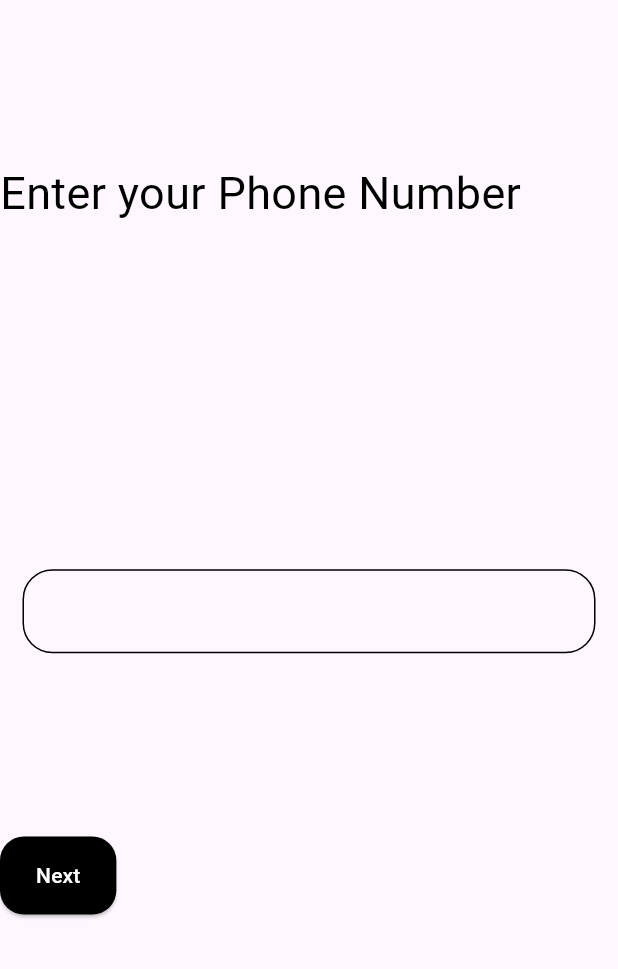
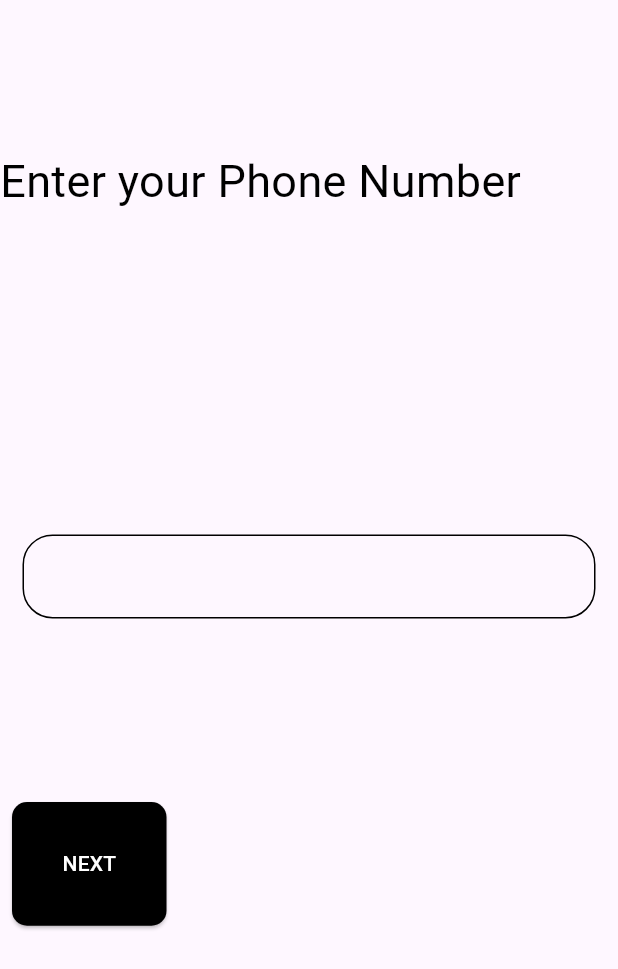
Before and after one commit to bekoorel/login-using-phone-flutter-app, a Flutter app: the screen it shows after launch, on a phone screen of 412 x 824 dp. Shown: the top 969 px of the screen. Run offline on Flutter 3.47's test engine with Material 3 defaults, Android fonts, the phone set to English and light mode, and no system bars; our stand-ins replace firebase_core, go_router, otp_text_field; accounts and stored records are empty.

Commit message:
add fire bace

```diff
--- a/lib/Features/Login_Using_Phone/interface/screens/enter_your_phone.dart
+++ b/lib/Features/Login_Using_Phone/interface/screens/enter_your_phone.dart
@@ -1,20 +1,15 @@
 import 'package:flutter/material.dart';
 import 'package:login_using_phone/colors/colors.dart';
 
+import '../../logic/all_logic.dart';
 import '../widget/all_widget.dart';
 
-class EnterYourPhone extends StatefulWidget {
+class EnterYourPhone extends StatelessWidget {
   const EnterYourPhone({super.key});
 
   @override
-  State<EnterYourPhone> createState() => _EnterYourPhoneState();
-}
-
-class _EnterYourPhoneState extends State<EnterYourPhone> {
-  @override
   Widget build(BuildContext context) {
-    return SafeArea(
-      child: Scaffold(
+    return Scaffold(
       body: Column(crossAxisAlignment: CrossAxisAlignment.start,
         children: [
           const Spacer(
@@ -29,12 +24,11 @@ class _EnterYourPhoneState extends State<EnterYourPhone> {
           ),
           insertNaumber(context),
          const Spacer(flex: 1,),
-           nextButton(context),
+          nextButton(context,"NEXT", () => LOGICLOGIN.submentPhone(context)),
          const Spacer(flex: 2,),
 
         ],
       ),
-      ),
     );
   }
 }
--- a/lib/Features/Login_Using_Phone/interface/widget/all_widget.dart
+++ b/lib/Features/Login_Using_Phone/interface/widget/all_widget.dart
@@ -2,7 +2,6 @@ import 'package:flutter/material.dart';
 import 'package:login_using_phone/colors/colors.dart';
 import 'package:otp_text_field/otp_field.dart';
 import 'package:otp_text_field/style.dart';
-import '../../logic/all_logic.dart';
 
 Widget insertNaumber(BuildContext context) {
   return Container(
@@ -15,35 +14,41 @@ Widget insertNaumber(BuildContext context) {
   );
 }
 
-Widget nextButton(BuildContext context) {
-  return ElevatedButton(
-    onPressed:() =>SCREENLOGIC.submentPhone(context),
+Widget nextButton(BuildContext context, textchild,Function dosomsing) {
+  return Container(
+    height: MediaQuery.of(context).size.height / 10,
+    width: MediaQuery.of(context).size.width / 4,
+    margin: const EdgeInsets.all(8),
+    child: ElevatedButton(
+      onPressed: () {
+        WidgetsBinding.instance.addPostFrameCallback((_) {
+          dosomsing();
+        });
+      },
       style: ElevatedButton.styleFrom(
-      foregroundColor: Colors.white, backgroundColor: COLORS.black,
+        foregroundColor: Colors.white,
+        backgroundColor: COLORS.black,
         shape: RoundedRectangleBorder(
-        borderRadius: BorderRadius.circular(16.0),
+          borderRadius: BorderRadius.circular(10.0),
         ),
-      padding:const EdgeInsets.symmetric(
-          horizontal: 24.0, vertical: 16.0),
       ),
       child: Text(
-      'Next',
+        textchild,
         style: TextStyle(
           color: COLORS.white,
         ),
       ),
+    ),
   );
-
 }
-
 Widget insertOTP(BuildContext context) {
   return OTPTextField(
-    length: 5,
-    width: MediaQuery.of(context).size.width,
-    fieldWidth: 80,
+    length: 6,
+    width: MediaQuery.of(context).size.width / 1.5,
+    //fieldWidth:  MediaQuery.of(context).size.width/7,
     style: const TextStyle(fontSize: 17),
-    textFieldAlignment: MainAxisAlignment.spaceAround,
-    fieldStyle: FieldStyle.underline,
+    textFieldAlignment: MainAxisAlignment.spaceEvenly,
+    fieldStyle: FieldStyle.box,
     onCompleted: (pin) {},
   );
 }
--- a/lib/main.dart
+++ b/lib/main.dart
@@ -1,12 +1,24 @@
+import 'package:firebase_core/firebase_core.dart';
 import 'package:flutter/material.dart';
+import 'package:go_router/go_router.dart';
+import 'package:login_using_phone/router/page_router.dart';
 
-import 'Features/Login_Using_Phone/interface/screens/enter_your_phone.dart';
+void main() async {
+  WidgetsFlutterBinding.ensureInitialized();
+  await Firebase.initializeApp();
+  runApp(const MyApp());
+}
 
-void main() {
-  runApp(
-    const MaterialApp(
+class MyApp extends StatelessWidget {
+  const MyApp({super.key});
+
+  @override
+  Widget build(BuildContext context) {
+    final GoRouter router = GoRouter(routes: routes);
+
+    return MaterialApp.router(
       debugShowCheckedModeBanner: false,
-      home: EnterYourPhone(),
-    ),
-  );
+      routerConfig: router,
+    );
+  }
 }
--- a/lib/router/page_router.dart
+++ b/lib/router/page_router.dart
@@ -0,0 +1,21 @@
+import 'package:go_router/go_router.dart';
+import 'package:login_using_phone/Features/Login_Using_Phone/interface/screens/enter_the_otp.dart';
+import 'package:login_using_phone/Features/Login_Using_Phone/interface/screens/enter_your_phone.dart';
+import 'package:login_using_phone/Features/Login_Using_Phone/interface/screens/log_out.dart';
+
+List<RouteBase> routes = [
+  GoRoute(
+    path: '/',
+    builder: (context, state) => const EnterYourPhone(),
+  ),
+  GoRoute(
+    path: '/INSERTOTP',
+    builder: (context, state) => const INSERTOTP(),
+  ),
+    GoRoute(
+    path: '/mainscreen',
+    builder: (context, state) => const MIANSCREEN(),
+  ),
+
+
+];
--- a/pubspec.yaml
+++ b/pubspec.yaml
@@ -36,6 +36,9 @@ dependencies:
   # Use with the CupertinoIcons class for iOS style icons.
   cupertino_icons: ^1.0.6
   otp_text_field: ^1.1.3
+  go_router: ^14.1.3
+  firebase_core: ^2.31.1
+  firebase_auth: ^4.19.6
 
 dev_dependencies:
   flutter_test:
```
Also changed, not shown: lib/Features/Login_Using_Phone/interface/screens/enter_the_otp.dart (+8 -7 lines), lib/Features/Login_Using_Phone/interface/screens/log_out.dart (+20 -0 lines), lib/Features/Login_Using_Phone/logic/all_logic.dart (+16 -11 lines), pubspec.lock, 6 other files. Lines whose indentation alone changed are shown as unchanged.
